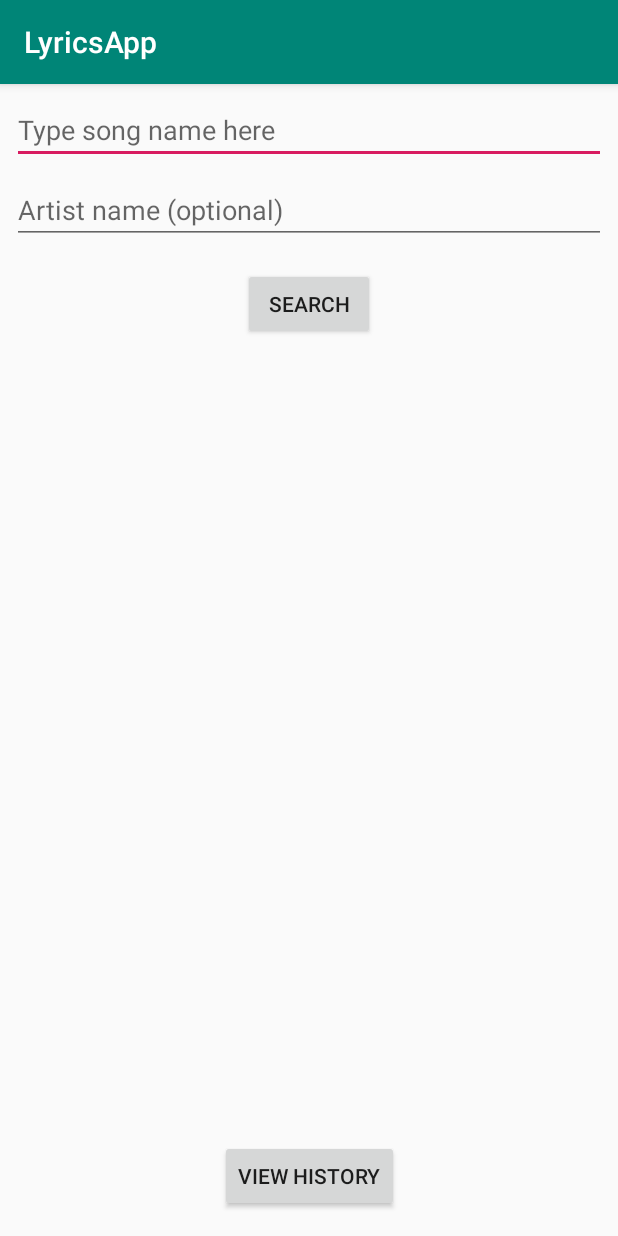
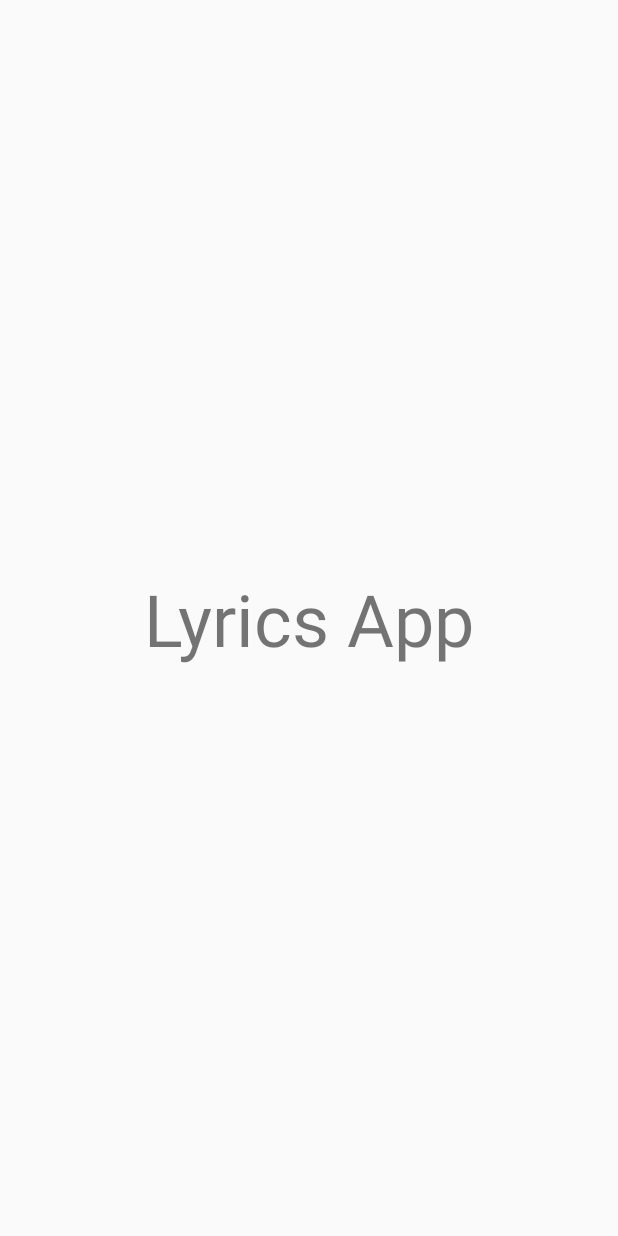
Before and after one commit to JanaCZek/A5PMA, an Android app: the first screen one second after launch (MainActivity before the commit, SplashActivity after it), on a phone screen of 412 x 824 dp. Run offline under Robolectric (Android 15) with nearby library versions, the phone set to English and light mode, and no system bars.

```diff
--- /dev/null
+++ b/app/src/main/java/cz/utb/fai/lyricsapp/SplashActivity.java
@@ -0,0 +1,28 @@
+package cz.utb.fai.lyricsapp;
+
+import android.content.Intent;
+import android.os.Bundle;
+import android.os.Handler;
+
+import androidx.appcompat.app.AppCompatActivity;
+
+// https://www.youtube.com/watch?v=jXtof6OUtcE
+public class SplashActivity extends AppCompatActivity {
+
+    private final int SPLASH_DISPLAY_LENGTH = 3000;
+
+    @Override
+    protected void onCreate(Bundle savedInstanceState){
+        super.onCreate(savedInstanceState);
+        setContentView(R.layout.splash_layout);
+
+        new Handler().postDelayed(new Runnable(){
+            @Override
+            public void run() {
+                /* Create an Intent that will start the Menu-Activity. */
+                Intent mainIntent = new Intent(SplashActivity.this,MainActivity.class);
+                startActivity(mainIntent);
+            }
+        }, SPLASH_DISPLAY_LENGTH);
+    }
+}
--- /dev/null
+++ b/app/src/main/res/layout/splash_layout.xml
@@ -0,0 +1,19 @@
+<?xml version="1.0" encoding="utf-8"?>
+<androidx.constraintlayout.widget.ConstraintLayout xmlns:android="http://schemas.android.com/apk/res/android"
+    xmlns:app="http://schemas.android.com/apk/res-auto"
+    xmlns:tools="http://schemas.android.com/tools"
+    android:orientation="vertical" android:layout_width="match_parent"
+    android:layout_height="match_parent">
+
+
+    <TextView
+        android:id="@+id/splashText"
+        android:layout_width="wrap_content"
+        android:layout_height="wrap_content"
+        android:text="Lyrics App"
+        android:textSize="48sp"
+        app:layout_constraintBottom_toBottomOf="parent"
+        app:layout_constraintEnd_toEndOf="parent"
+        app:layout_constraintStart_toStartOf="parent"
+        app:layout_constraintTop_toTopOf="parent" />
+</androidx.constraintlayout.widget.ConstraintLayout>
--- a/app/src/main/res/values/strings.xml
+++ b/app/src/main/res/values/strings.xml
@@ -1,5 +1,5 @@
 <resources>
-    <string name="app_name">LyricsApp</string>
+    <string name="app_name">Lyrics App</string>
     <string name="songHint">Type song name here</string>
     <string name="artistHint">Artist name (optional)</string>
     <string name="searchText">Search</string>
--- a/build.gradle
+++ b/build.gradle
@@ -7,7 +7,7 @@ buildscript {
 
     }
     dependencies {
-        classpath 'com.android.tools.build:gradle:3.5.2'
+        classpath 'com.android.tools.build:gradle:3.5.3'
 
         // NOTE: Do not place your application dependencies here; they belong
         // in the individual module build.gradle files
```
Also changed, not shown: app/src/main/AndroidManifest.xml (+12 -3 lines), app/src/main/java/cz/utb/fai/lyricsapp/LyricsActivity.java (added, +22 -0 lines), app/src/main/java/cz/utb/fai/lyricsapp/MainActivity.java (+69 -10 lines), app/src/main/res/layout/activity_main.xml (+13 -0 lines), app/src/main/res/layout/lyrics_layout.xml (added, +41 -0 lines).
